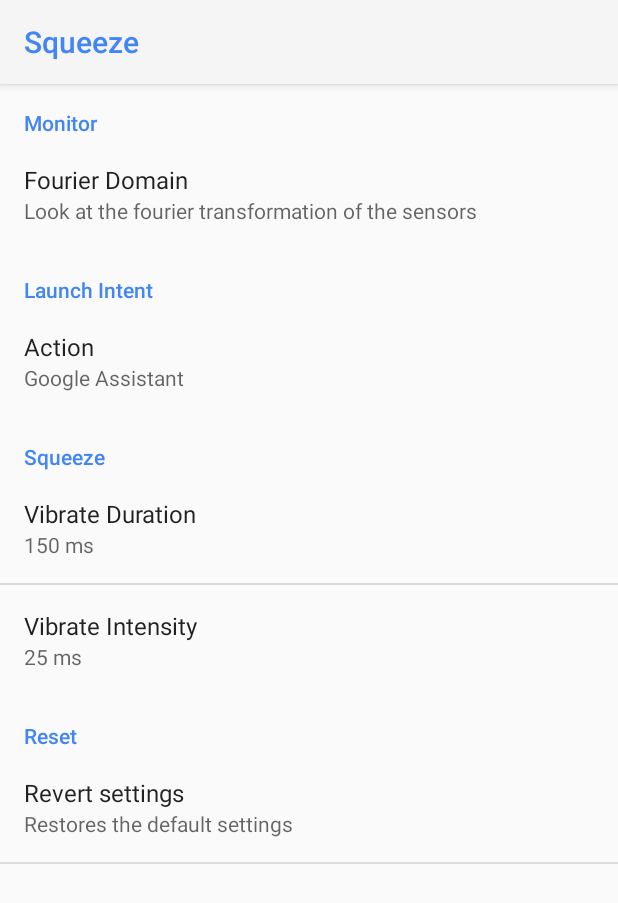
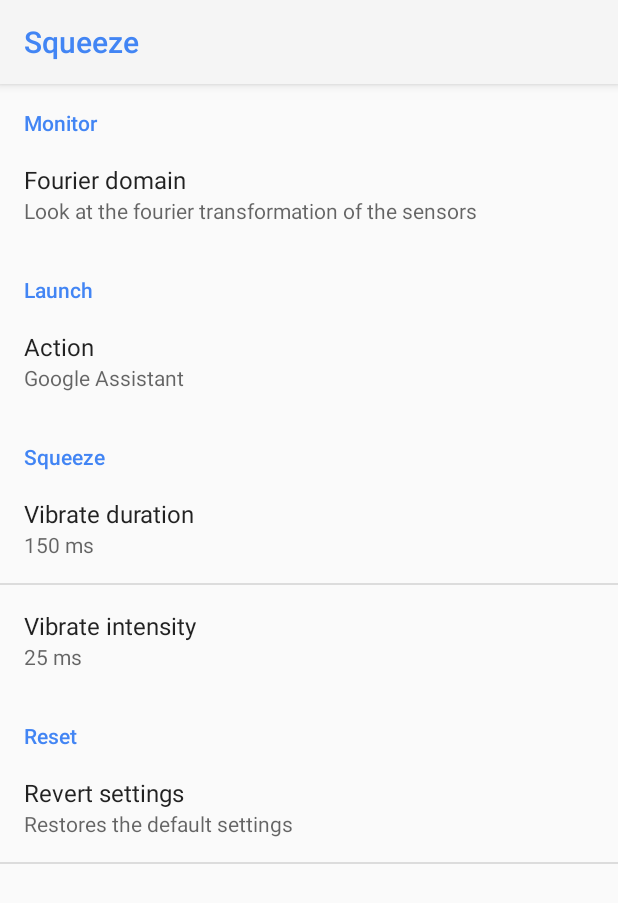
Before and after one commit to amirzaidi/GlobalSqueeze, an Android app: the screen it shows after launch (SettingsActivity), on a phone screen of 412 x 824 dp. Shown: the top 903 px of the screen. Run offline under Robolectric (Android 15) with nearby library versions, the phone set to English and light mode, and no system bars.

Commit message:
Normalize settings titles and make kill intent a constant

```diff
--- a/app/src/main/res/values/prefs.xml
+++ b/app/src/main/res/values/prefs.xml
@@ -3,10 +3,10 @@
     <string name="pref_monitor">Monitor</string>
 
     <string name="pref_monitor_fft">pref_monitor_fft</string>
-    <string name="pref_monitor_fft_title">Fourier Domain</string>
+    <string name="pref_monitor_fft_title">Fourier domain</string>
     <string name="pref_monitor_fft_summary">Look at the fourier transformation of the sensors</string>
 
-    <string name="pref_intent_title">Launch Intent</string>
+    <string name="pref_intent_title">Launch</string>
 
     <string name="pref_intent_action">pref_intent_action</string>
     <string name="pref_intent_action_title">Action</string>
@@ -23,11 +23,11 @@
     <string name="pref_squeeze_title">Squeeze</string>
 
     <string name="pref_squeeze_vibrate_duration">pref_squeeze_vibrate_duration</string>
-    <string name="pref_squeeze_vibrate_duration_title">Vibrate Duration</string>
+    <string name="pref_squeeze_vibrate_duration_title">Vibrate duration</string>
     <integer name="pref_squeeze_vibrate_duration_default">150</integer>
 
     <string name="pref_squeeze_vibrate_intensity">pref_squeeze_vibrate_intensity</string>
-    <string name="pref_squeeze_vibrate_intensity_title">Vibrate Intensity</string>
+    <string name="pref_squeeze_vibrate_intensity_title">Vibrate intensity</string>
     <integer name="pref_squeeze_vibrate_intensity_default">25</integer>
 
     <string name="pref_reset_title">Reset</string>
```
Also changed, not shown: app/src/main/java/amirz/globalsqueeze/SqueezeService.java (+3 -4 lines).
